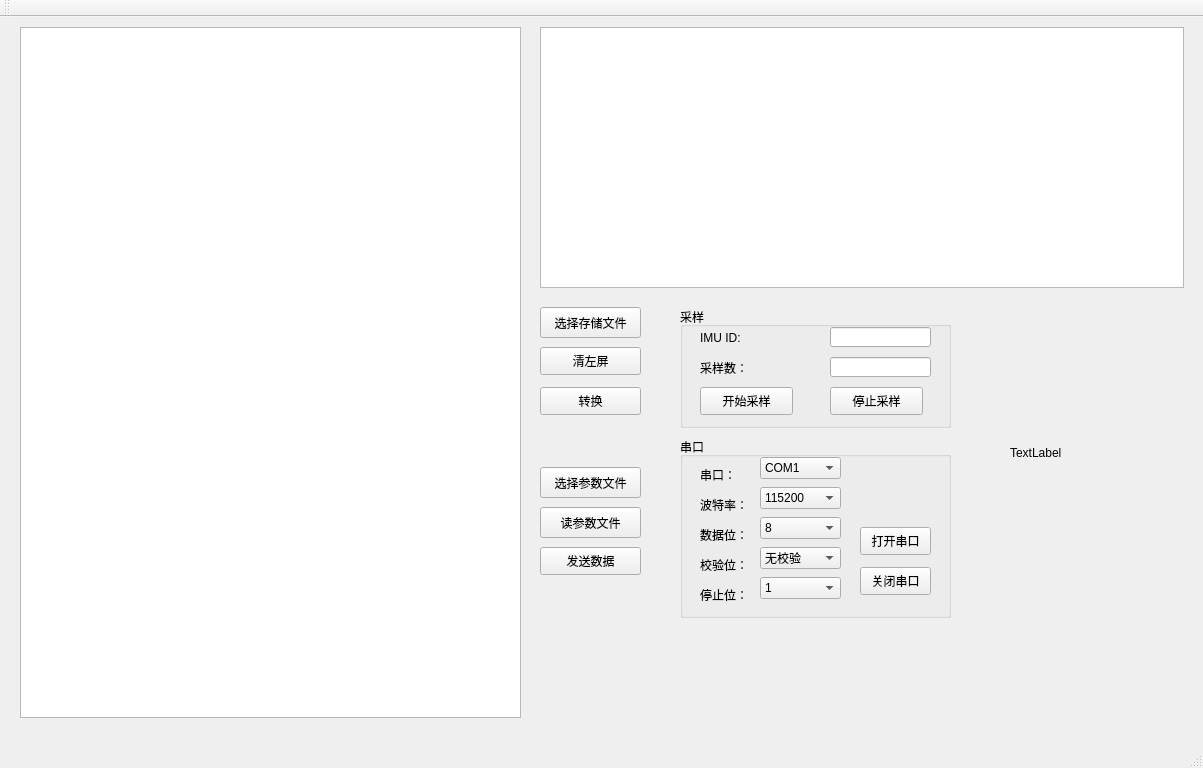
chichu9825/QT_serail_communication, file mainwindow.ui: the form before one commit.
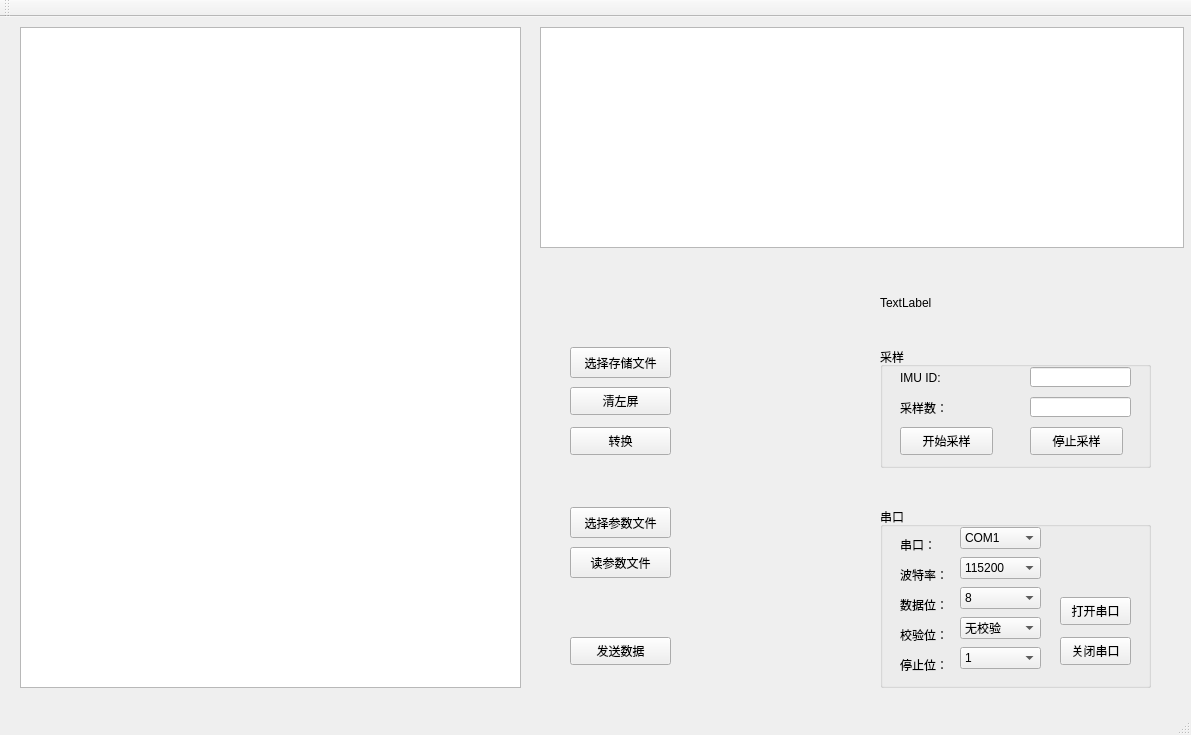
The form after the commit.

The edit to the form file:
```diff
--- a/mainwindow.ui
+++ b/mainwindow.ui
@@ -6,8 +6,8 @@
    <rect>
     <x>0</x>
     <y>0</y>
-    <width>1203</width>
-    <height>768</height>
+    <width>1191</width>
+    <height>735</height>
    </rect>
   </property>
   <property name="windowTitle">
@@ -20,7 +20,7 @@
       <x>20</x>
       <y>10</y>
       <width>501</width>
-      <height>691</height>
+      <height>661</height>
      </rect>
     </property>
     <property name="frameShape">
@@ -39,8 +39,8 @@
    <widget class="QPushButton" name="sendMsgBtn">
     <property name="geometry">
      <rect>
-      <x>540</x>
-      <y>530</y>
+      <x>570</x>
+      <y>620</y>
       <width>101</width>
       <height>28</height>
      </rect>
@@ -52,8 +52,8 @@
    <widget class="QGroupBox" name="groupBox">
     <property name="geometry">
      <rect>
-      <x>680</x>
-      <y>420</y>
+      <x>880</x>
+      <y>490</y>
       <width>271</width>
       <height>181</height>
      </rect>
@@ -416,8 +416,8 @@
    <widget class="QPushButton" name="TranBtn">
     <property name="geometry">
      <rect>
-      <x>540</x>
-      <y>370</y>
+      <x>570</x>
+      <y>410</y>
       <width>101</width>
       <height>28</height>
      </rect>
@@ -429,8 +429,8 @@
    <widget class="QPushButton" name="CleanLeftScreamBtn">
     <property name="geometry">
      <rect>
-      <x>540</x>
-      <y>330</y>
+      <x>570</x>
+      <y>370</y>
       <width>101</width>
       <height>28</height>
      </rect>
@@ -442,8 +442,8 @@
    <widget class="QPushButton" name="ReadFileBtn">
     <property name="geometry">
      <rect>
-      <x>540</x>
-      <y>490</y>
+      <x>570</x>
+      <y>530</y>
       <width>101</width>
       <height>31</height>
      </rect>
@@ -455,8 +455,8 @@
    <widget class="QPushButton" name="ChooseFileBtn">
     <property name="geometry">
      <rect>
-      <x>540</x>
-      <y>450</y>
+      <x>570</x>
+      <y>490</y>
       <width>101</width>
       <height>31</height>
      </rect>
@@ -468,8 +468,8 @@
    <widget class="QPushButton" name="ChooseSaveFilePathBtn">
     <property name="geometry">
      <rect>
-      <x>540</x>
-      <y>290</y>
+      <x>570</x>
+      <y>330</y>
       <width>101</width>
       <height>31</height>
      </rect>
@@ -481,8 +481,8 @@
    <widget class="QGroupBox" name="SampleGpBox">
     <property name="geometry">
      <rect>
-      <x>680</x>
-      <y>290</y>
+      <x>880</x>
+      <y>330</y>
       <width>271</width>
       <height>121</height>
      </rect>
@@ -569,7 +569,7 @@
       <x>540</x>
       <y>10</y>
       <width>644</width>
-      <height>261</height>
+      <height>221</height>
      </rect>
     </property>
     <property name="frameShadow">
@@ -579,8 +579,8 @@
    <widget class="QLabel" name="TotalCmd_label">
     <property name="geometry">
      <rect>
-      <x>1010</x>
-      <y>420</y>
+      <x>880</x>
+      <y>270</y>
       <width>111</width>
       <height>31</height>
      </rect>
```
Left out of the diff: 2 changed lines with no effect on the pictures.
